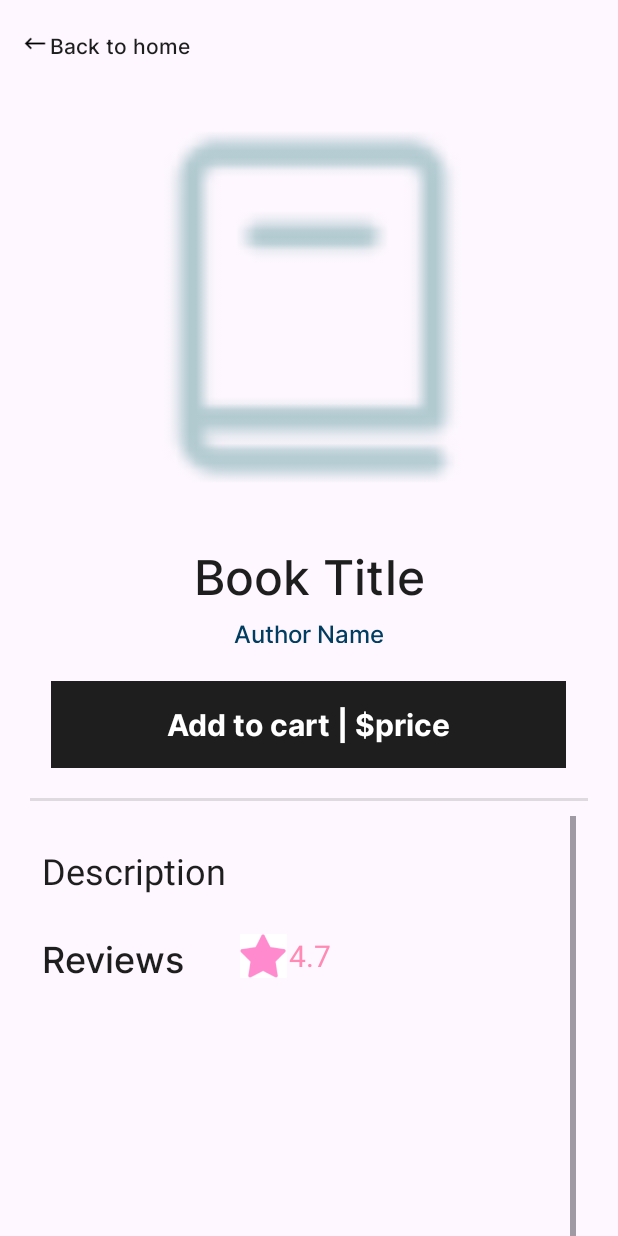
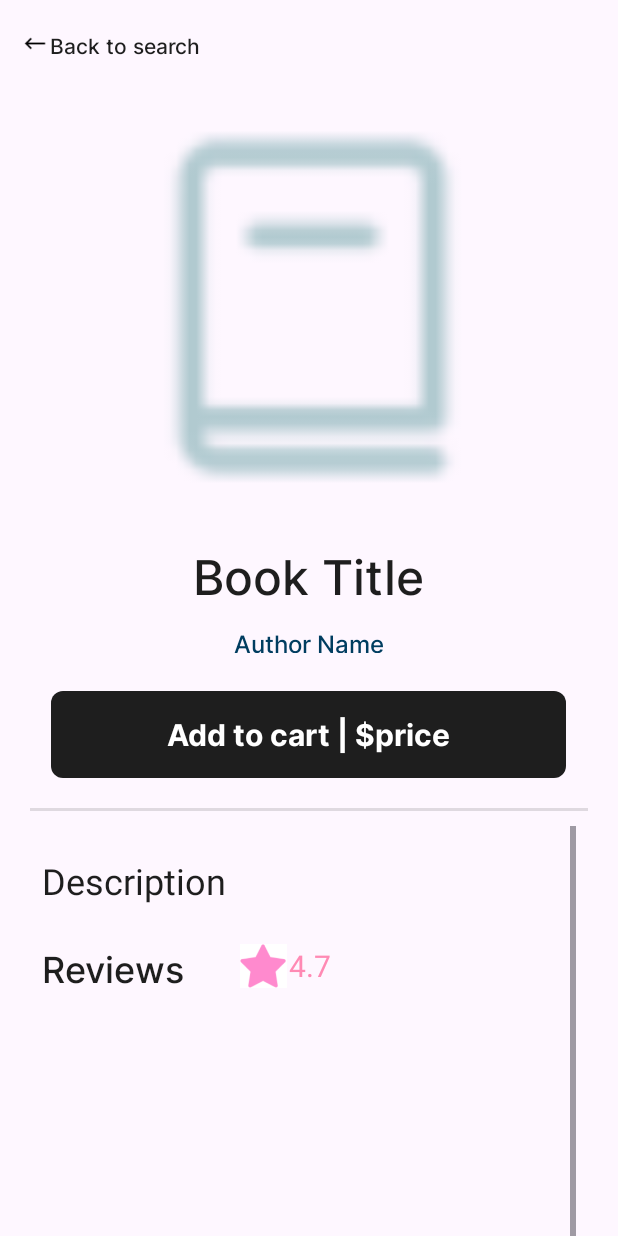
Before and after one commit to Jr234koolaid/Bookwork-Burrow, an Android app: the BookSummaryActivity screen opened directly, with no data from a screen before it, on a phone screen of 412 x 824 dp. Run offline under Robolectric (Android 15) with nearby library versions, the phone set to English and light mode, and no system bars; our stand-ins replace Firebase (no records; nobody signed in at launch, a user with empty details on screens opened directly); libraries missing offline, so code that uses them is left out: org.checkerframework.checker; Roboto replaces fonts that are not available here; 2 statements that could not run were skipped.

Commit message:
fixed progress bar and book summary layouts

```diff
--- a/app/src/main/java/edu/utsa/cs3773/bookworkburrow/view/BookSummaryActivity.java
+++ b/app/src/main/java/edu/utsa/cs3773/bookworkburrow/view/BookSummaryActivity.java
@@ -88,7 +88,7 @@ public class BookSummaryActivity extends AppCompatActivity {
 
     private void setAddToCartView(){
         if(added) addToCart.setText("Added to Cart!");
-        else addToCart.setText("Add to cart | " + book.getPrice());
+        else addToCart.setText("Add to cart | $" + book.getPrice());
     }
 
     private void addToCart(Book book){
--- a/app/src/main/java/edu/utsa/cs3773/bookworkburrow/view/ConfirmPurchaseActivity.java
+++ b/app/src/main/java/edu/utsa/cs3773/bookworkburrow/view/ConfirmPurchaseActivity.java
@@ -150,8 +150,7 @@ public class ConfirmPurchaseActivity extends AppCompatActivity {
     }
 
     public void returnToCart(){
-        Intent cartView = new Intent(this, NavigationalActivity.class);
-        startActivity(cartView);
+        finish();
 
     }
 
--- a/app/src/main/java/edu/utsa/cs3773/bookworkburrow/view/HomeLayout.java
+++ b/app/src/main/java/edu/utsa/cs3773/bookworkburrow/view/HomeLayout.java
@@ -38,7 +38,7 @@ public class HomeLayout extends NavigationalLayout {
             ProgressBar bookProgress = mLayoutView.findViewById(R.id.home_bar_progress);
             int readingGoal = account.getReadingGoal();
             int booksRead = account.getBooksRead();
-            bookProgress.setProgress((int) ((booksRead / readingGoal) * 100.0));
+            bookProgress.setProgress((int)((booksRead * 100.0) / readingGoal));
 
             TextView progressText = mLayoutView.findViewById(R.id.home_text_progress_count);
             progressText.setText(mContext.getString(R.string.home_text_progress_count, booksRead));
--- a/app/src/main/res/layout/activity_book_summary.xml
+++ b/app/src/main/res/layout/activity_book_summary.xml
@@ -43,7 +43,7 @@
                     android:layout_height="match_parent"
                     android:fontFamily="@font/inter_medium"
                     android:gravity="center|left"
-                    android:text="Back to home"
+                    android:text="Back to search"
                     android:textColor="@color/black" />
             </LinearLayout>
 
@@ -76,8 +76,9 @@
                 android:layout_weight="0" />
 
             <LinearLayout
-                android:layout_width="match_parent"
-                android:layout_height="39dp"
+                android:layout_width="366dp"
+                android:layout_gravity="center_horizontal"
+                android:layout_height="wrap_content"
                 android:orientation="vertical">
 
                 <TextView
@@ -130,7 +131,8 @@
                     android:id="@+id/addToCartButton"
                     android:layout_width="343dp"
                     android:layout_height="match_parent"
-                    android:background="@color/black"
+                    android:background="@drawable/edittext_background"
+                    android:backgroundTint="@color/black"
                     android:clickable="true"
                     android:fontFamily="@font/inter_bold"
                     android:gravity="center"
```
